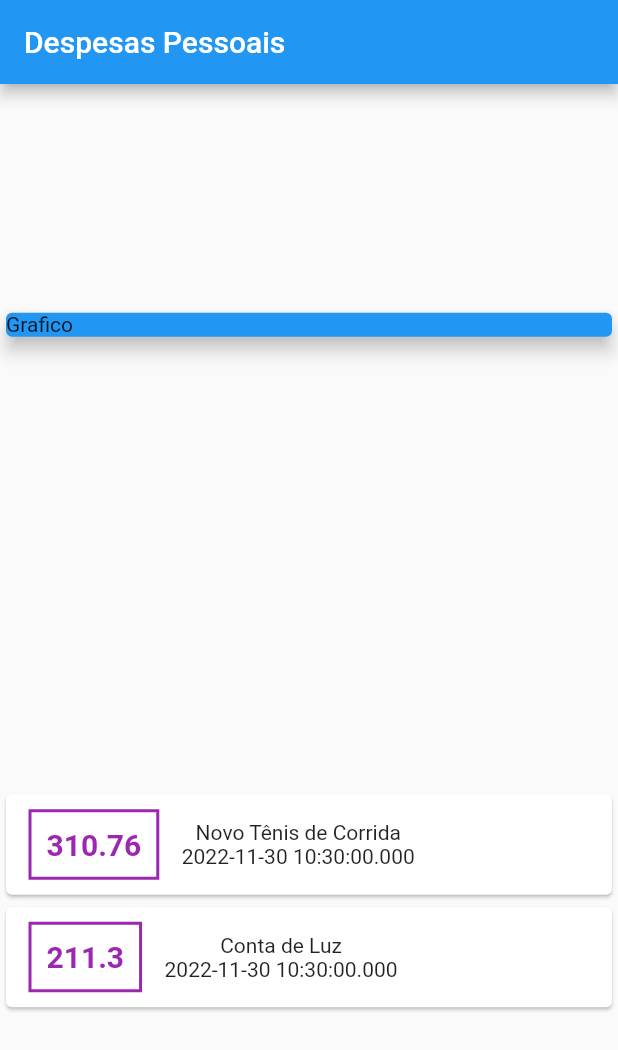
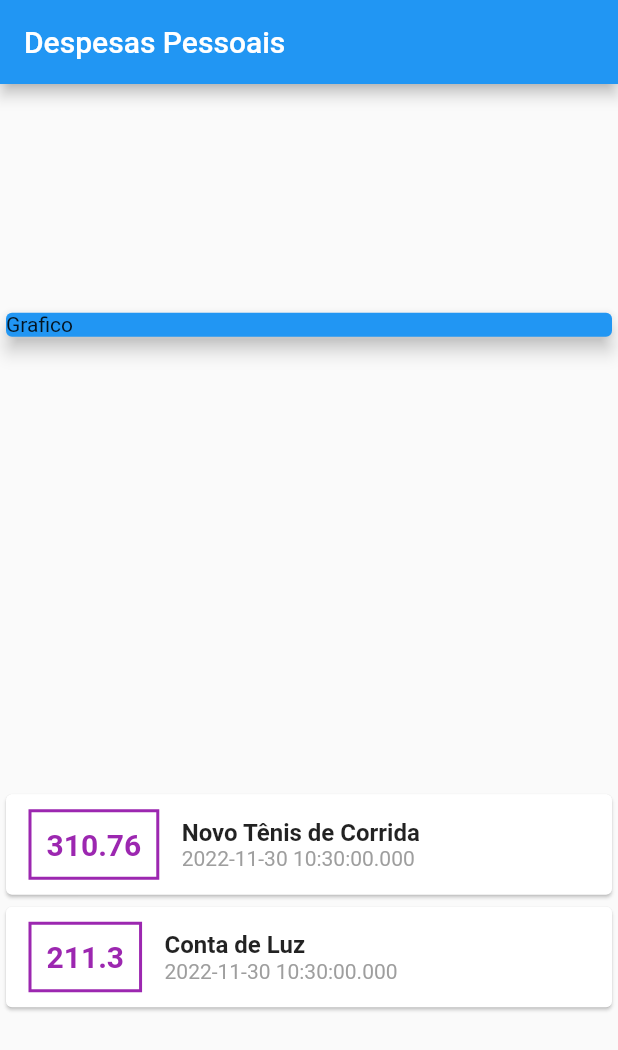
Before and after one commit to ViolaRafael/expenses, a Flutter app: the screen it shows after launch, on a phone screen of 412 x 824 dp. Shown: the top 1050 px of the screen. Run offline on Flutter 3.47's test engine with Material 2 defaults, Android fonts, the phone set to English and light mode, and no system bars.

Commit message:
Apply Style to Column

```diff
--- a/lib/main.dart
+++ b/lib/main.dart
@@ -52,8 +52,10 @@ class MyHomePage extends StatelessWidget {
                 child: Row(
                   children: [
                     Container(
-                      margin:
-                          EdgeInsets.symmetric(horizontal: 15, vertical: 10),
+                      margin: EdgeInsets.symmetric(
+                        horizontal: 15,
+                        vertical: 10,
+                      ),
                       decoration: BoxDecoration(
                           border: Border.all(
                         color: Colors.purple,
@@ -70,9 +72,19 @@ class MyHomePage extends StatelessWidget {
                       ),
                     ),
                     Column(
+                      crossAxisAlignment: CrossAxisAlignment.start,
                       children: [
-                        Text(tr.title),
-                        Text(tr.date.toString()),
+                        Text(
+                          tr.title,
+                          style: TextStyle(
+                            fontSize: 16,
+                            fontWeight: FontWeight.bold,
+                          ),
+                        ),
+                        Text(
+                          tr.date.toString(),
+                          style: TextStyle(color: Colors.grey),
+                        ),
                       ],
                     )
                   ],
```
